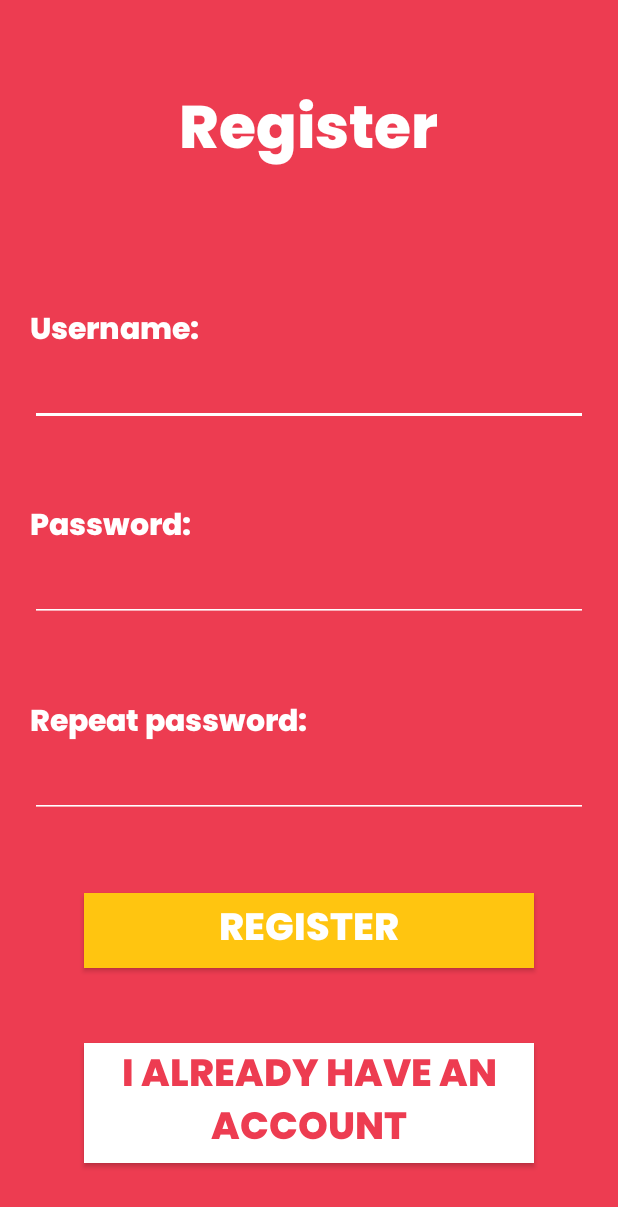
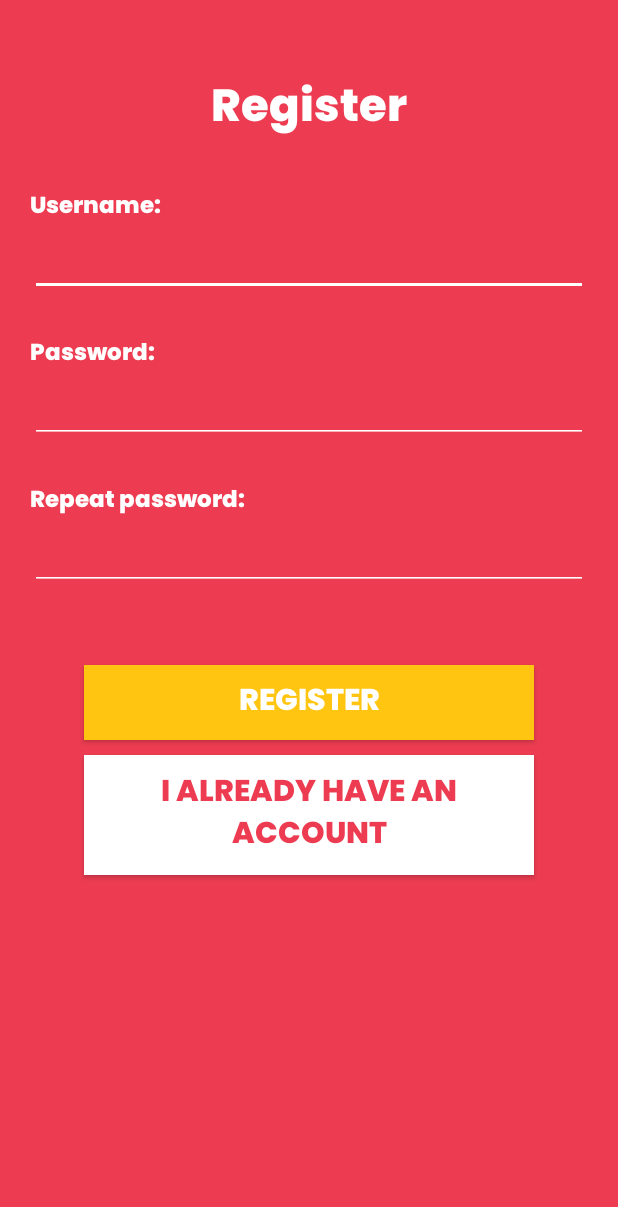
Before and after one commit to AliKiyak/SuperWiki, an Android app: the RegisterActivity screen opened directly, with no data from a screen before it, on a phone screen of 412 x 824 dp. Shown: the top 1207 px of the screen. Run offline under Robolectric (Android 15) with nearby library versions, the phone set to English and light mode, and no system bars.

Commit message:
layour login register

```diff
--- a/app/src/main/res/layout/content_register.xml
+++ b/app/src/main/res/layout/content_register.xml
@@ -19,11 +19,11 @@
             android:layout_width="wrap_content"
             android:layout_height="wrap_content"
             android:text="@string/register_title"
-            android:textSize="40sp"
+            android:textSize="30sp"
             android:textColor="#FFFFFF"
             android:fontFamily="@font/poppins"
             android:layout_gravity="center"
-            android:layout_marginTop="50px"
+            android:layout_marginTop="40px"
             />
 
         <TextView
@@ -31,11 +31,11 @@
             android:layout_width="wrap_content"
             android:layout_height="wrap_content"
             android:text="@string/register_username"
-            android:textSize="20sp"
+            android:textSize="15sp"
             android:textColor="#FFFFFF"
             android:fontFamily="@font/poppins"
             android:layout_gravity="left"
-            android:layout_marginTop="80dp"
+            android:layout_marginTop="25dp"
             />
         <EditText
             android:id="@+id/usernameRegister"
@@ -55,11 +55,11 @@
             android:layout_width="wrap_content"
             android:layout_height="wrap_content"
             android:text="@string/register_password"
-            android:textSize="20sp"
+            android:textSize="15sp"
             android:textColor="#FFFFFF"
             android:fontFamily="@font/poppins"
             android:layout_gravity="left"
-            android:layout_marginTop="50dp"
+            android:layout_marginTop="25dp"
             />
         <EditText
             android:id="@+id/passwordRegister"
@@ -77,11 +77,11 @@
             android:layout_width="wrap_content"
             android:layout_height="wrap_content"
             android:text="@string/register_passwordReapeat"
-            android:textSize="20sp"
+            android:textSize="15sp"
             android:textColor="#FFFFFF"
             android:fontFamily="@font/poppins"
             android:layout_gravity="left"
-            android:layout_marginTop="50dp"
+            android:layout_marginTop="25dp"
             />
         <EditText
             android:id="@+id/passwordRegister2"
@@ -104,7 +104,7 @@
             android:text="@string/register_registerButton"
             android:background="@color/yellowAccent"
             android:layout_marginTop="50dp"
-            android:textSize="25dp"
+            android:textSize="20dp"
             android:fontFamily="@font/poppins"
             android:textColor="@color/white"
             android:layout_gravity="center"
@@ -117,8 +117,8 @@
             android:layout_height="80dp"
             android:text="@string/register_loginButton"
             android:background="@color/white"
-            android:layout_marginTop="50dp"
-            android:textSize="25dp"
+            android:layout_marginTop="10dp"
+            android:textSize="20dp"
             android:fontFamily="@font/poppins"
             android:textColor="@color/colorAccent"
             android:layout_gravity="center"
```
Also changed, not shown: app/src/main/res/layout/content_login.xml (+10 -10 lines).
